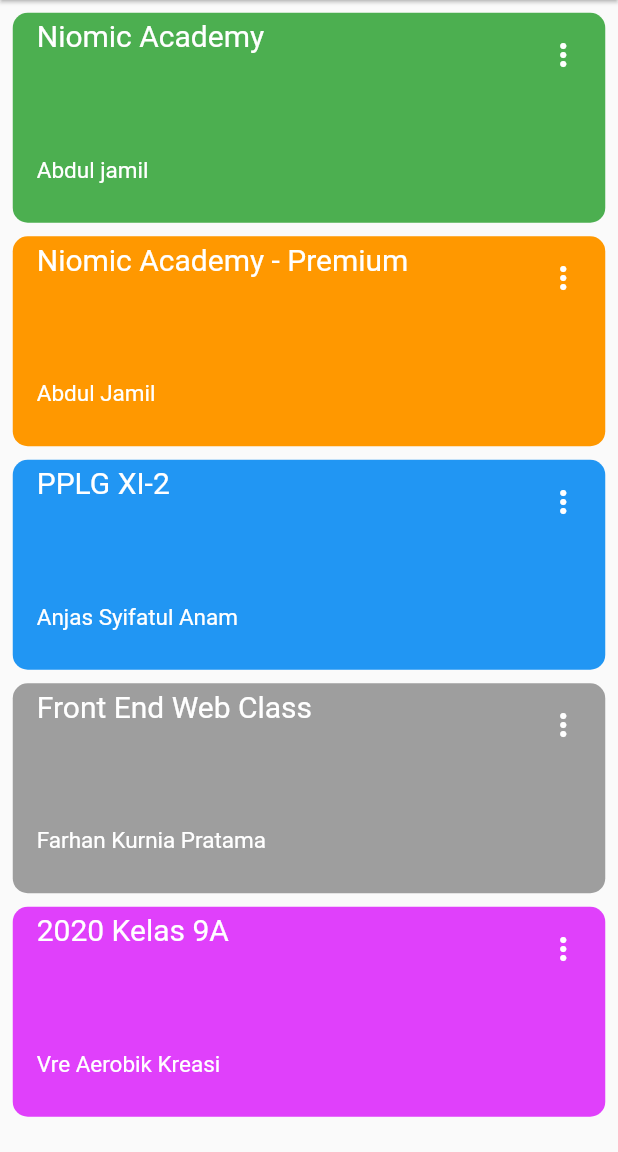
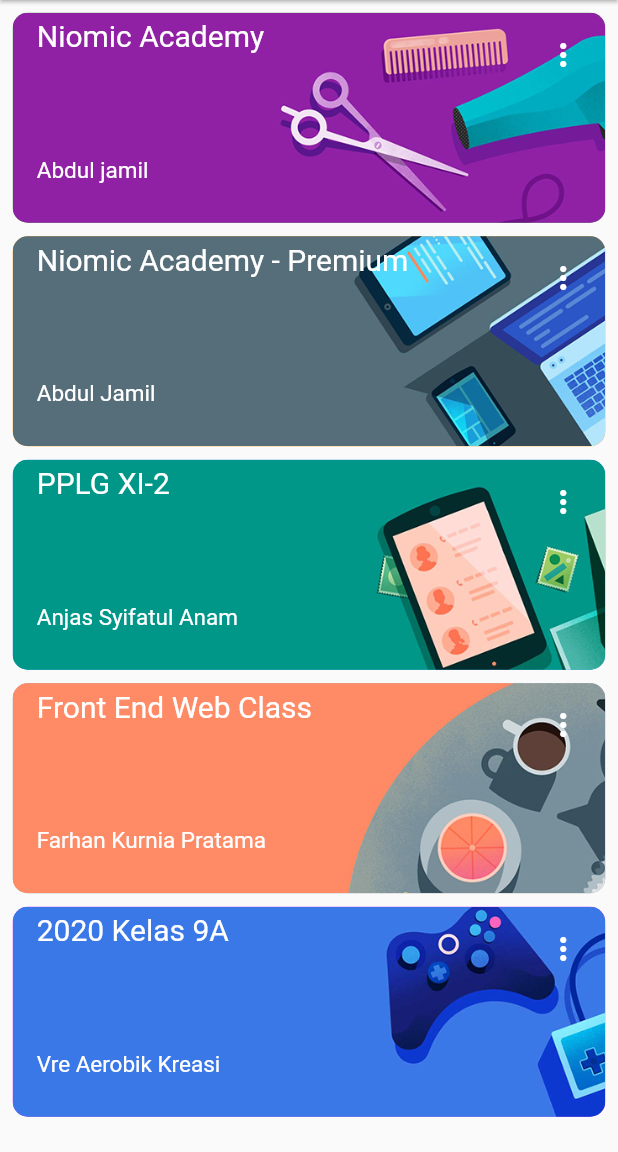
Before and after one commit to IlhamMaulanaaa/Google-Classroom-clone, a Flutter app: the screen it shows after launch, on a phone screen of 412 x 824 dp, the part 84-1236 px from its top. Run offline on Flutter 3.47's test engine with Material 2 defaults, Android fonts, the phone set to English and light mode, and no system bars; missing offline and left inert: dart:html; network calls fail.

Commit message:
style [IM] add background

```diff
--- a/lib/class_card.dart
+++ b/lib/class_card.dart
@@ -1,21 +1,33 @@
+import 'dart:html';
+
 import 'package:flutter/material.dart';
 import 'package:googleclassroom/constants.dart';
 class ClassCard extends StatelessWidget {
   ClassCard({
     @required this.title,
     @required this.subtitle,
-  required this.color
+    required this.color,
+    required this.assetImage
+
   });
  final String? title;
   final String? subtitle;
   final Color color;
+  final AssetImage assetImage;
+
+
   @override
   Widget build(BuildContext context) {
+
     return Padding(
       padding: const EdgeInsets.all(4.5),
       child: Container(
         height: 140,
         decoration: BoxDecoration(
+          image: DecorationImage(
+            image: assetImage,
+            fit: BoxFit.cover
+          ),
           borderRadius: BorderRadius.circular(10),
           color: color,
         ),
--- a/lib/home.dart
+++ b/lib/home.dart
@@ -19,9 +19,9 @@ class dashboard extends StatelessWidget {
           CircleAvatar(
             radius: 17,
             backgroundImage: NetworkImage(
-                "https://4.bp.blogspot.com/-Jx21kNqFSTU/UXemtqPhZCI/AAAAAAAAh74/BMGSzpU6F48/s1600/funny-cat-pictures-047-001.jpg"
+                  "https://4.bp.blogspot.com/-Jx21kNqFSTU/UXemtqPhZCI/AAAAAAAAh74/BMGSzpU6F48/s1600/funny-cat-pictures-047-001.jpg"
             ),
-            backgroundColor: Colors.red,
+            backgroundColor: Colors.grey,
           ),
           IconButton(icon: Icon(Icons.more_vert, color
               : Colors.grey[600],), onPressed: (){},),
@@ -34,29 +34,37 @@ class dashboard extends StatelessWidget {
             title: 'Niomic Academy\n\n\n',
             subtitle: 'Abdul jamil',
             color: Colors.green,
-
+            assetImage: AssetImage('images/background_class5.png'),
           ),
           ClassCard(
             title: 'Niomic Academy - Premium\n\n\n',
             subtitle: 'Abdul Jamil',
-              color: Colors.orange
-          ),
+              color: Colors.orange,
+            assetImage: AssetImage('images/background_class4.png'),
+
+
+    ),
 
           ClassCard(
             title: 'PPLG XI-2\n\n\n',
             subtitle: 'Anjas Syifatul Anam',
-              color: Colors.blue
-          ),
+              color: Colors.blue,
+            assetImage: AssetImage('images/background_class1.png'),
+    ),
           ClassCard(
             title: 'Front End Web Class\n\n\n',
             subtitle: 'Farhan Kurnia Pratama',
-              color: Colors.grey
-          ),
+              color: Colors.grey,
+            assetImage: AssetImage('images/background_class2.png'),
+
+    ),
           ClassCard(
               title: '2020 Kelas 9A\n\n\n',
               subtitle: 'Vre Aerobik Kreasi',
-              color: Colors.purpleAccent
-          ),
+              color: Colors.purpleAccent,
+            assetImage: AssetImage('images/background_class3.png'),
+
+    ),
         ],
       ),
     );
```
Also changed, not shown: pubspec.yaml (+6 -2 lines), images/background_class1.png (added), images/background_class2.png (added), images/background_class3.png (added), images/background_class4.png (added), images/background_class5.png (added), images/userprofile.jpg (added).
